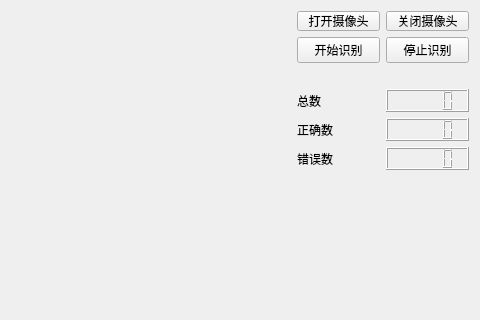
Qt form Src/form.ui (GTMHS/showQImage) before a commit; both pictures show x 320 to 800 and y 0 to 320 of the 800 by 670 pixel window.
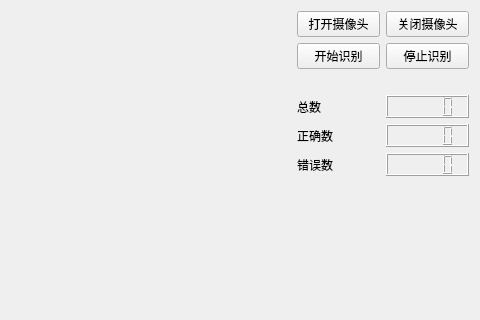
The same form after that commit. Custom widgets are drawn as their Qt base class.

Commit message: 更改了两个button的大小

What changed in the file:
```diff
--- a/Src/form.ui
+++ b/Src/form.ui
@@ -70,8 +70,8 @@
       <widget class="QPushButton" name="pushButton_2">
        <property name="maximumSize">
         <size>
-         <width>100</width>
-         <height>20</height>
+         <width>16777215</width>
+         <height>16777215</height>
         </size>
        </property>
        <property name="text">
@@ -90,8 +90,8 @@
       <widget class="QPushButton" name="pushButton">
        <property name="maximumSize">
         <size>
-         <width>100</width>
-         <height>20</height>
+         <width>16777215</width>
+         <height>16777215</height>
         </size>
        </property>
        <property name="text">
@@ -146,7 +146,14 @@
       </widget>
      </item>
      <item row="5" column="1">
-      <widget class="QLCDNumber" name="lcdNumber"/>
+      <widget class="QLCDNumber" name="lcdNumber">
+       <property name="sizePolicy">
+        <sizepolicy hsizetype="Preferred" vsizetype="Preferred">
+         <horstretch>0</horstretch>
+         <verstretch>0</verstretch>
+        </sizepolicy>
+       </property>
+      </widget>
      </item>
      <item row="5" column="0">
       <widget class="QLabel" name="label">
```
Left out of the diff: 2 changed lines with no effect on the pictures. The commit also changes 1 other file.
